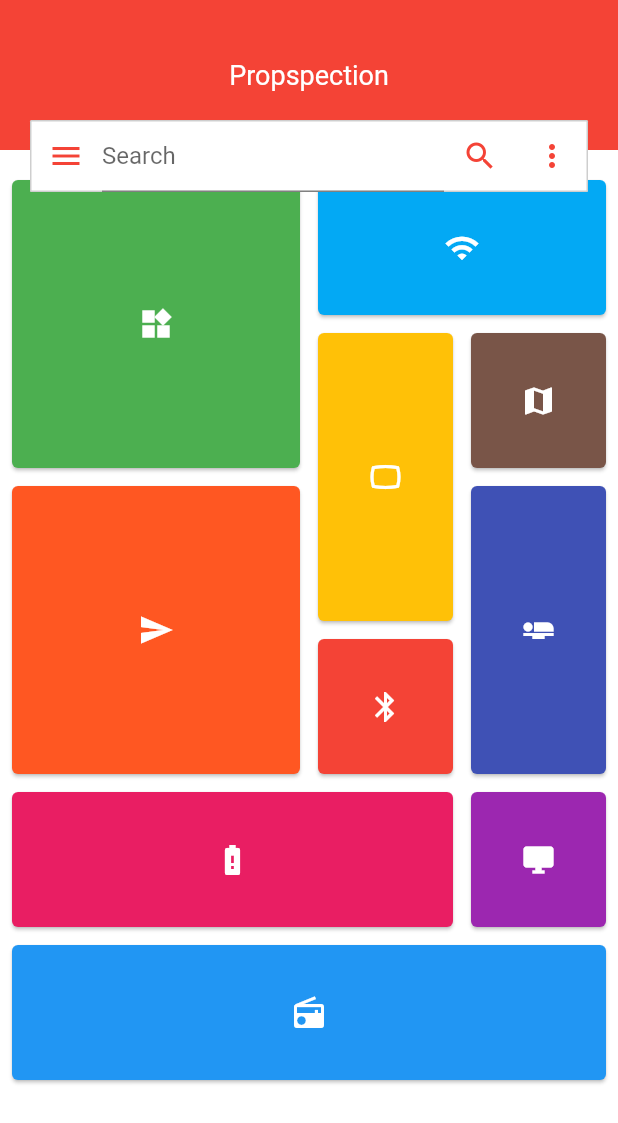
After one commit to jeromecoffin/prospectionApp, a Flutter app: the screen it shows once a user with an empty profile is signed in, on a phone screen of 412 x 824 dp. The commit adds this screen. Shown: the top 1123 px of the screen. Run offline on Flutter 3.47's test engine with Material 2 defaults, Android fonts, the phone set to English and light mode, and no system bars; our stand-ins replace cloud_firestore, firebase_auth; accounts and stored records are empty.

Commit message:
implemented stack and staggered grid

```diff
--- a/prospection/lib/company/companyCards.dart
+++ b/prospection/lib/company/companyCards.dart
@@ -74,8 +74,7 @@ class CompanyCards extends StatelessWidget {
       content: new Wrap(
 
         children: <Widget>[
-          new Flexible(
-            child: new TextField(
+            new TextField(
               autofocus: true,
               decoration: new InputDecoration(
                   labelText: 'Company Name',
@@ -85,10 +84,8 @@ class CompanyCards extends StatelessWidget {
                 companyName = value;
               },
             ),
-          ),
 
-          new Flexible(
-            child: new TextField(
+            new TextField(
               autofocus: true,
               decoration: new InputDecoration(
                   labelText: 'Company Phone',
@@ -98,8 +95,6 @@ class CompanyCards extends StatelessWidget {
                 companyPhone = value;
               },
             )
-          )
-
         ],
 
       ),
--- /dev/null
+++ b/prospection/lib/dashboard.dart
@@ -0,0 +1,192 @@
+import 'package:flutter/material.dart';
+import 'package:flutter_staggered_grid_view/flutter_staggered_grid_view.dart';
+
+
+class Dashboard extends StatefulWidget {
+  @override
+  _DashboardState createState() => _DashboardState();
+}
+
+class _DashboardState extends State<Dashboard> {
+
+  GlobalKey<ScaffoldState> _scaffoldKey = GlobalKey();
+
+  @override
+  Widget build(BuildContext context) {
+
+    _CustomAppBar appBarState() => _CustomAppBar();
+
+    return Scaffold(
+      key: _scaffoldKey,
+      body: Container(
+        height: MediaQuery.of(context).size.height,
+        child: Stack(
+          children: <Widget>[
+            Column(
+              children: <Widget>[
+                Container(
+                  color: Colors.red,
+                  width: MediaQuery.of(context).size.width,
+                  height: 100.0,
+                  child: Center(
+                    child: Text(
+                      "Propspection",
+                      style: TextStyle(color: Colors.white, fontSize: 18.0),
+                    ),
+                  ),
+                ),
+                Container(
+                  color: Colors.white,
+                  width: MediaQuery.of(context).size.width,
+                  height: MediaQuery.of(context).size.height-100,
+                  child: Center(
+                    child: new Padding(
+                      padding: const EdgeInsets.only(top: 12.0),
+                      child: new StaggeredGridView.count(
+                        crossAxisCount: 4,
+                        staggeredTiles: _staggeredTiles,
+                        children: _tiles,
+                        mainAxisSpacing: 4.0,
+                        crossAxisSpacing: 4.0,
+                        padding: const EdgeInsets.all(4.0),
+                      )
+                    ),
+                  ),
+                ),
+              ],
+            ),
+
+            Positioned(
+              top: 80.0,
+              left: 0.0,
+              right: 0.0,
+              child: Container(
+                padding: EdgeInsets.symmetric(horizontal: 20.0),
+                child: DecoratedBox(
+                  decoration: BoxDecoration(
+                      borderRadius: BorderRadius.circular(1.0),
+                      border: Border.all(
+                          color: Colors.grey.withOpacity(0.5), width: 1.0),
+                      color: Colors.white),
+                  child: Row(
+                    children: [
+                      appBarState()._simplePopupMenu(),
+                      Expanded(
+                        child: TextField(
+                          decoration: InputDecoration(
+                            hintText: "Search",
+                          ),
+                        ),
+                      ),
+                      IconButton(
+                        icon: Icon(
+                          Icons.search,
+                          color: Colors.red,
+                        ),
+                        onPressed: () {
+                          print("Search...");
+                        },
+                      ),
+                      appBarState()._simplePopupMore(),
+                    ],
+                  ),
+                ),
+              ),
+            ),
+          ],
+        ),
+      ),
+    );
+  }
+}
+
+class _CustomAppBar{
+
+  Widget _simplePopupMore() => PopupMenuButton<int>(
+    itemBuilder: (context) => [
+      PopupMenuItem(
+        value: 1,
+        child: Text("First"),
+      ),
+      PopupMenuItem(
+        value: 2,
+        child: Text("Second"),
+      ),
+    ],
+    icon: Icon(
+      Icons.more_vert,
+      color: Colors.red,
+    ),
+  );
+
+  Widget _simplePopupMenu() => PopupMenuButton<int>(
+    itemBuilder: (context) => [
+      PopupMenuItem(
+        value: 1,
+        child: Text("First"),
+      ),
+      PopupMenuItem(
+        value: 2,
+        child: Text("Second"),
+      ),
+    ],
+    icon: Icon(
+      Icons.menu,
+      color: Colors.red,
+    ),
+  );
+}
+
+
+
+List<StaggeredTile> _staggeredTiles = const <StaggeredTile>[
+  const StaggeredTile.count(2, 2),
+  const StaggeredTile.count(2, 1),
+  const StaggeredTile.count(1, 2),
+  const StaggeredTile.count(1, 1),
+  const StaggeredTile.count(2, 2),
+  const StaggeredTile.count(1, 2),
+  const StaggeredTile.count(1, 1),
+  const StaggeredTile.count(3, 1),
+  const StaggeredTile.count(1, 1),
+  const StaggeredTile.count(4, 1),
+];
+
+List<Widget> _tiles = const <Widget>[
+  const _StaggeredGrid(Colors.green, Icons.widgets),
+  const _StaggeredGrid(Colors.lightBlue, Icons.wifi),
+  const _StaggeredGrid(Colors.amber, Icons.panorama_wide_angle),
+  const _StaggeredGrid(Colors.brown, Icons.map),
+  const _StaggeredGrid(Colors.deepOrange, Icons.send),
+  const _StaggeredGrid(Colors.indigo, Icons.airline_seat_flat),
+  const _StaggeredGrid(Colors.red, Icons.bluetooth),
+  const _StaggeredGrid(Colors.pink, Icons.battery_alert),
+  const _StaggeredGrid(Colors.purple, Icons.desktop_windows),
+  const _StaggeredGrid(Colors.blue, Icons.radio),
+];
+
+class _StaggeredGrid extends StatelessWidget {
+  const _StaggeredGrid(this.backgroundColor, this.iconData);
+
+  final Color backgroundColor;
+  final IconData iconData;
+
+  @override
+  Widget build(BuildContext context) {
+    return new Card(
+      color: backgroundColor,
+      child: new InkWell(
+        onTap: () {},
+        child: new Center(
+          child: new Padding(
+            padding: const EdgeInsets.all(4.0),
+            child: new Icon(
+              iconData,
+              color: Colors.white,
+            ),
+          ),
+        ),
+      ),
+    );
+  }
+}
--- a/prospection/lib/login/auth_service.dart
+++ b/prospection/lib/login/auth_service.dart
@@ -1,5 +1,5 @@
 import 'package:firebase_auth/firebase_auth.dart';
-import 'package:prospection/home_screen.dart';
+import 'package:prospection/dashboard.dart';
 import 'package:prospection/login/login_screen.dart';
 import 'package:flutter/material.dart';
 
@@ -10,7 +10,7 @@ class AuthService {
       stream: FirebaseAuth.instance.onAuthStateChanged,
       builder: (context, snapshot) {
         if (snapshot.hasData) {
-          return HomePage();
+          return Dashboard();
         } else {
           return LoginPage();
         }
--- a/prospection/pubspec.yaml
+++ b/prospection/pubspec.yaml
@@ -31,6 +31,8 @@ dependencies:
   firebase_auth: ^0.16.0
   firebase_auth_web: ^0.1.2
   cloud_firestore:
+  flutter_staggered_grid_view: ^0.3.0
+
 
 dev_dependencies:
   flutter_test:
```
Also changed, not shown: prospection/pubspec.lock, 1 other file.
